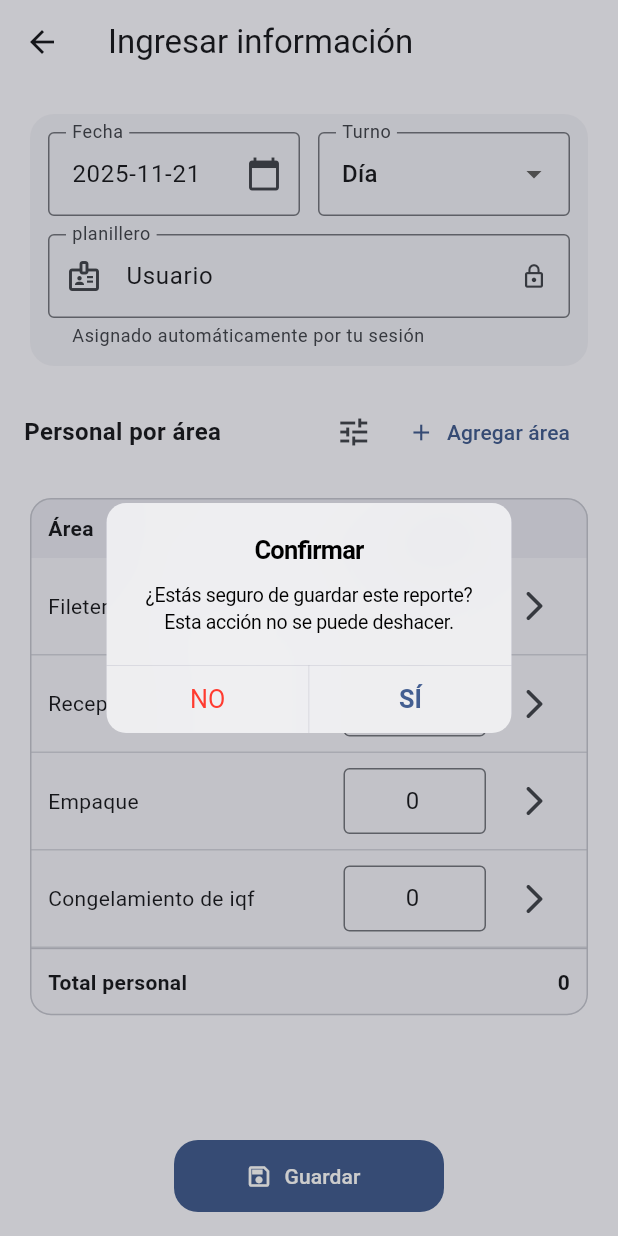
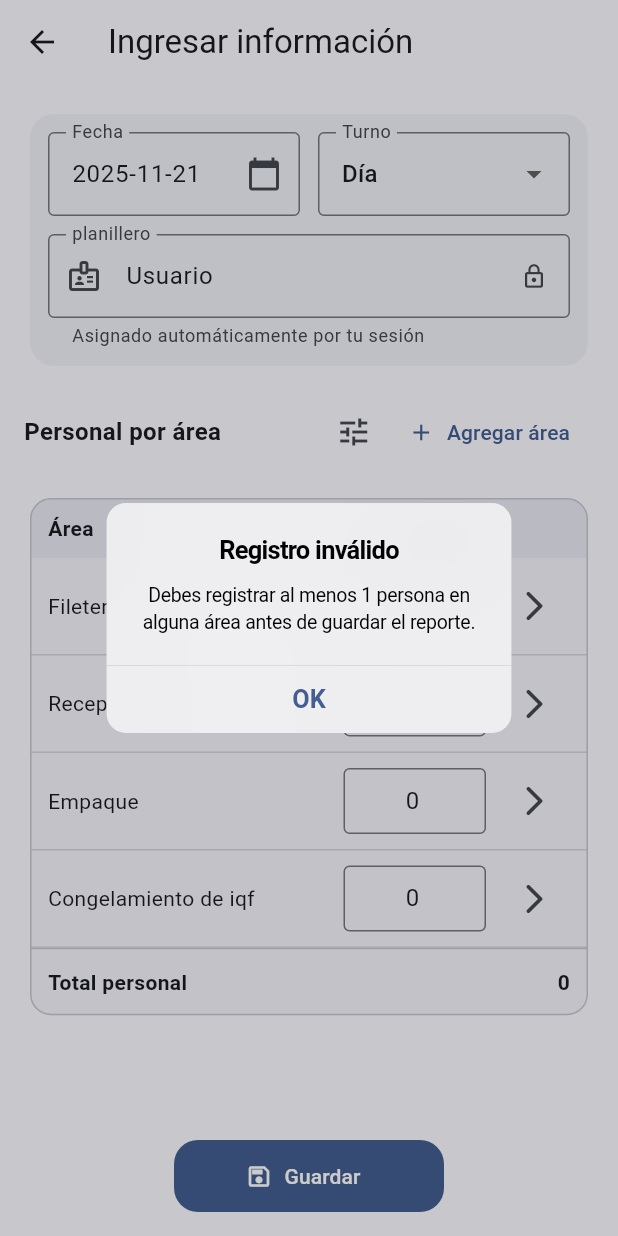
Before and after one commit to yorbycorrea/App_Trabunda, a Flutter app: the ReportCreatePage screen opened by its route, after a tap on "Guardar", on a phone screen of 412 x 824 dp. Run offline on Flutter 3.47's test engine with Material 3 defaults, Android fonts, the phone set to English and light mode, and no system bars; our stand-ins replace device_info_plus, drift, fluttertoast, pdf, printing, qr_flutter and 1 more; missing offline and left inert: mobile_scanner; accounts and stored records are empty; generated files the repository leaves out were written again.

Commit message:
fix: añadida la validaciion de guardar

```diff
--- a/lib/pages/report_create_page.dart
+++ b/lib/pages/report_create_page.dart
@@ -270,11 +270,43 @@ class _ReportCreatePageState extends State<ReportCreatePage> {
 
   // =====================================================
   // Flujo de UI para el botón Guardar:
+  // 0) Valida que haya al menos 1 persona
   // 1) Pregunta "¿Estás seguro?"
   // 2) Si SÍ → llama a _guardar()
   // 3) Si se guarda ok → muestra "Archivo guardado" y vuelve al menú principal
   // =====================================================
   Future<void> _onGuardarPressed() async {
+    // 0) VALIDACIÓN: no permitir guardar si no hay personal
+    if (_totalPersonal == 0) {
+      await showCupertinoDialog<void>(
+        context: context,
+        barrierDismissible: false,
+        builder: (context) {
+          return CupertinoAlertDialog(
+            title: const Text(
+              'Registro inválido',
+              textAlign: TextAlign.center,
+            ),
+            content: const Padding(
+              padding: EdgeInsets.only(top: 8.0),
+              child: Text(
+                'Debes registrar al menos 1 persona en alguna área antes de guardar el reporte.',
+                textAlign: TextAlign.center,
+              ),
+            ),
+            actions: [
+              CupertinoDialogAction(
+                isDefaultAction: true,
+                onPressed: () => Navigator.of(context).pop(),
+                child: const Text('OK'),
+              ),
+            ],
+          );
+        },
+      );
+      return;
+    }
+
     // 1) Diálogo de confirmación
     final bool? shouldSave = await showCupertinoDialog<bool>(
       context: context,
@@ -441,7 +473,8 @@ class _ReportCreatePageState extends State<ReportCreatePage> {
                             value: _turno,
                             items: const [
                               DropdownMenuItem(value: 'Día', child: Text('Día')),
-                              DropdownMenuItem(value: 'Noche', child: Text('Noche')),
+                              DropdownMenuItem(
+                                  value: 'Noche', child: Text('Noche')),
                             ],
                             decoration: const InputDecoration(
                               labelText: 'Turno',
@@ -612,7 +645,7 @@ class _ReportCreatePageState extends State<ReportCreatePage> {
             shape: RoundedRectangleBorder(
                 borderRadius: BorderRadius.circular(16)),
           ),
-          onPressed: _onGuardarPressed, // 👈 ahora usa el flujo con diálogos
+          onPressed: _onGuardarPressed, // 👈 ahora usa el flujo con validación
           icon: const Icon(Icons.save_outlined),
           label: const Text('Guardar'),
         ),
@@ -708,9 +741,7 @@ class _AreaRowTile extends StatelessWidget {
           IconButton(
             icon: const Icon(Icons.arrow_forward_ios_rounded),
             onPressed: onDetalles,
-          )
-
-
+          ),
         ],
       ),
     );
```
Also changed, not shown: lib/pages/report_detail_page.dart (+14 -1 lines).
